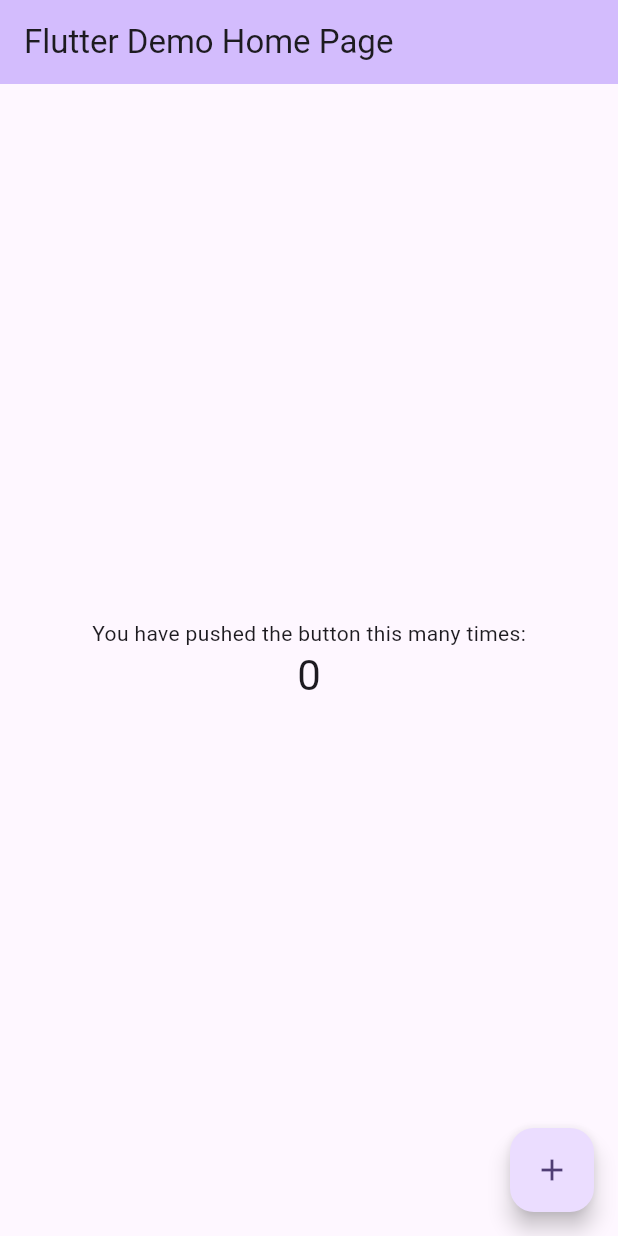
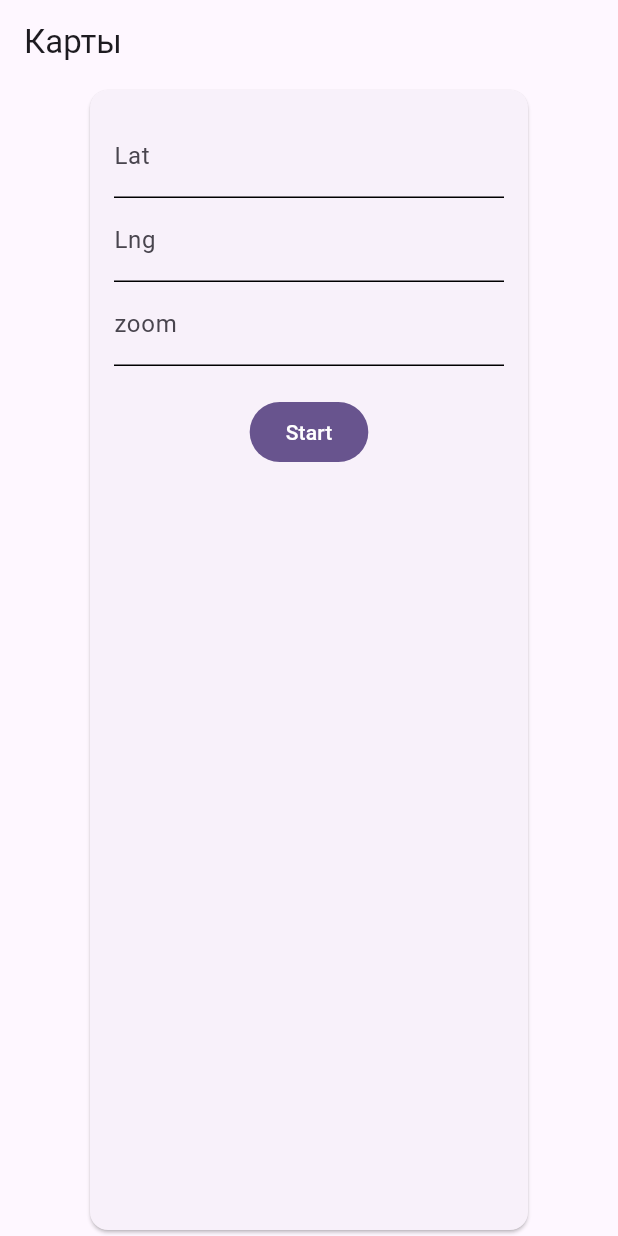
Before and after one commit to Kl4tch/mapTest, a Flutter app: the screen it shows after launch, on a phone screen of 412 x 824 dp. Run offline on Flutter 3.47's test engine with Material 2 defaults, Android fonts, the phone set to English and light mode, and no system bars; our stand-ins replace bloc, flutter_bloc.

Commit message:
формула оказывается правильна :(

```diff
--- /dev/null
+++ b/lib/bloc/map_bloc.dart
@@ -0,0 +1,66 @@
+import 'dart:async';
+import 'dart:math' as mp;
+import 'package:bloc/bloc.dart';
+import 'package:flutter/material.dart';
+import 'package:meta/meta.dart';
+
+part 'map_event.dart';
+part 'map_state.dart';
+
+class MapBloc extends Bloc<MapEvent, MapState> {
+  MapBloc() : super(MapInitial()) {
+    on<InitEvent>((event, emit) {});
+    on<StartEvent>((event, emit) {
+      start();
+    });
+  }
+
+
+  final latC = TextEditingController();
+  final lngC = TextEditingController();
+  final zoomC = TextEditingController();
+
+  void start() {
+    try {
+      final double lat = double.parse(latC.text);
+      final double lng = double.parse(lngC.text);
+      final double zoom = double.parse(zoomC.text);
+
+      final input = Input(lat, lng, zoom);
+      (int, int) record = _getTile(input);
+
+      emit(MapCalculated(record.$1, record.$2));
+    }
+    catch (e) {
+      emit(MapError(e.toString()));
+    }
+  }
+
+  void test() {
+    final input = Input(55.786889, 37.617747, 16);
+    print(_getTile(input));
+  }
+
+  (int x, int y) _getTile(Input input) {
+    double latRad = _degreeToRadian(input.lat);
+    num n = mp.pow(2.0, input.zoom);
+
+    int xTile = (n * ((input.lng + 180.0) / 360.0)).floor();
+    // int yTile = (n * (1.0 - (mp.log(mp.tan(input.lat) + (1.0/mp.cos(latRad)))/ mp.pi)) / 2.0).toInt();
+    int yTile = ((1.0 - mp.log(mp.tan(latRad) + 1.0 / mp.cos(latRad)) / mp.pi) / 2.0 * n).floor();
+
+    return (xTile, yTile);
+  }
+
+  double _degreeToRadian(double degree) {
+    return degree * (mp.pi / 180);
+  }
+
+}
+
+class Input {
+  Input(this.lat, this.lng, this.zoom);
+  double lat;
+  double lng;
+  double zoom;
+}
--- /dev/null
+++ b/lib/bloc/map_event.dart
@@ -0,0 +1,6 @@
+part of 'map_bloc.dart';
+
+@immutable
+sealed class MapEvent {}
+class StartEvent implements MapEvent {}
+class InitEvent implements MapEvent {}
--- /dev/null
+++ b/lib/bloc/map_state.dart
@@ -0,0 +1,16 @@
+part of 'map_bloc.dart';
+
+@immutable
+sealed class MapState {}
+
+class MapInitial extends MapState {}
+class MapCalculated extends MapState {
+  MapCalculated(this.x, this.y);
+
+  final int x;
+  final int y;
+}
+class MapError extends MapState {
+  MapError(this.title);
+  final String title;
+}
--- a/lib/main.dart
+++ b/lib/main.dart
@@ -1,69 +1,137 @@
 import 'package:flutter/material.dart';
+import 'package:flutter/services.dart';
+import 'package:flutter_bloc/flutter_bloc.dart';
+import 'package:untitled/bloc/map_bloc.dart';
 
 void main() {
-  runApp(const MyApp());
+  // input: https://yandex.ru/maps/geo/moskva/53166393/?l=carparks&ll=37.617747%2C55.786889&z=16
+  // out = https://core-carparks-renderer-lots.maps.yandex.net/maps-rdr-carparks/tiles?l=carparks&x=316898&y=164368&z=19&scale=1&lang=ru_RU
+
+  // input: lat = 55.786889, lng = 37.617747, z = 16
+  // out = x=316898, y=164368
+  // final bloc = MapBloc();
+  // print(bloc.getTile(Input(55.786889, 37.617747, 16)));
+  runApp(const AppWidget());
 }
 
-class MyApp extends StatelessWidget {
-  const MyApp({super.key});
+class AppWidget extends StatelessWidget {
+  const AppWidget({super.key});
 
   @override
   Widget build(BuildContext context) {
-    return MaterialApp(
-      title: 'Flutter Demo',
-      theme: ThemeData(
-        colorScheme: ColorScheme.fromSeed(seedColor: Colors.deepPurple),
-        useMaterial3: true,
-      ),
-      home: const MyHomePage(title: 'Flutter Demo Home Page'),
+    return BlocProvider(
+        create: (BuildContext context) => MapBloc(),
+        child: MaterialApp(
+          title: 'Flutter Demo',
+          theme: ThemeData(
+            colorScheme: ColorScheme.fromSeed(seedColor: Colors.deepPurple),
+            useMaterial3: true,
+          ),
+          home: const WindowWidget(),
+        )
     );
   }
 }
 
-class MyHomePage extends StatefulWidget {
-  const MyHomePage({super.key, required this.title});
-
-  final String title;
-
-  @override
-  State<MyHomePage> createState() => _MyHomePageState();
-}
-
-class _MyHomePageState extends State<MyHomePage> {
-  int _counter = 0;
-
-  void _incrementCounter() {
-    setState(() {
-      _counter++;
-    });
-  }
+class WindowWidget extends StatelessWidget {
+  const WindowWidget({super.key});
 
   @override
   Widget build(BuildContext context) {
     return Scaffold(
-      appBar: AppBar(
-        backgroundColor: Theme.of(context).colorScheme.inversePrimary,
-        title: Text(widget.title),
-      ),
-      body: Center(
-        child: Column(
-          mainAxisAlignment: MainAxisAlignment.center,
-          children: <Widget>[
-            const Text(
-              'You have pushed the button this many times:',
-            ),
-            Text(
-              '$_counter',
-              style: Theme.of(context).textTheme.headlineMedium,
-            ),
-          ],
-        ),
-      ),
-      floatingActionButton: FloatingActionButton(
-        onPressed: _incrementCounter,
-        tooltip: 'Increment',
-        child: const Icon(Icons.add),
-      ), // This trailing comma makes auto-formatting nicer for build methods.
+      appBar: AppBar(title: const Text("Карты")),
+      body: BlocBuilder<MapBloc, MapState>(
+          builder: (context, state) {
+            return switch (state) {
+              MapInitial _ => const _FormWidget(),
+              MapCalculated s => _CalculatedWidget(state: s),
+              MapError e => Text(e.title)
+            };
+          }
+      )
     );
   }
 }
+
+class _CalculatedWidget extends StatelessWidget {
+  const _CalculatedWidget({super.key, required this.state});
+  final MapCalculated state;
+
+  @override
+  Widget build(BuildContext context) {
+    return Column(
+      children: [
+        const _FormWidget(),
+        Text("x = ${state.x}"),
+        Text("y = ${state.y}"),
+      ],
+    );
+  }
+}
+
+
+class _FormWidget extends StatelessWidget {
+  const _FormWidget({Key? key }) : super(key: key);
+
+  @override
+  Widget build(BuildContext context) {
+    final bloc = context.read<MapBloc>();
+    return Center(
+        child: SizedBox(
+            width: 300,
+            child: Card(
+                child: Padding(
+                    padding: const EdgeInsets.all(16.0),
+                    child: Form(
+                        child: Column(children: [
+                          TextFormField(
+                            decoration: getInputDecorator('Lat'),
+                            controller: bloc.latC,
+                            keyboardType: const TextInputType.numberWithOptions(decimal: true),
+                            inputFormatters: [FilteringTextInputFormatter.allow(RegExp('[0-9.,]')),],
+                            onFieldSubmitted: (input) {
+
+                            },
+                          ),
+                          TextFormField(
+                            decoration: getInputDecorator('Lng'),
+                            controller: bloc.lngC,
+                            keyboardType: const TextInputType.numberWithOptions(decimal: true),
+                            inputFormatters: [FilteringTextInputFormatter.allow(RegExp('[0-9.,]')),],
+                            onFieldSubmitted: (input) {
+
+                            },
+                          ),
+                          TextFormField(
+                            decoration: getInputDecorator('zoom'),
+                            controller: bloc.zoomC,
+                            keyboardType: const TextInputType.numberWithOptions(decimal: true),
+                            inputFormatters: [FilteringTextInputFormatter.allow(RegExp('[0-9.,]')),],
+                            onFieldSubmitted: (input) {
+
+                            },
+                          ),
+                          const SizedBox(height: 20),
+                          FilledButton(
+                            onPressed: () {
+                              bloc.add(StartEvent());
+                            },
+                            child: const Text('Start'),
+                          )
+                        ]
+                        )
+                    )
+                )
+            )
+        )
+    );
+  }
+}
+
+InputDecoration getInputDecorator(String label) {
+  return InputDecoration(
+    labelText: label,
+    enabledBorder: const UnderlineInputBorder(),
+    focusedBorder: const UnderlineInputBorder(),
+  );
+}
--- a/pubspec.yaml
+++ b/pubspec.yaml
@@ -35,6 +35,7 @@ dependencies:
   # The following adds the Cupertino Icons font to your application.
   # Use with the CupertinoIcons class for iOS style icons.
   cupertino_icons: ^1.0.2
+  flutter_bloc: 8.1.3
 
 dev_dependencies:
   flutter_test:
```
Also changed, not shown: pubspec.lock, 1 other file.
